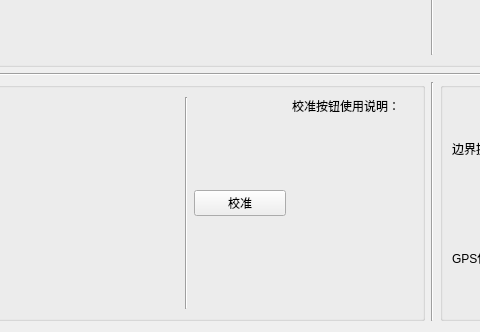
Qt form digger_ui.ui (huai-github/digger_5.0) before a commit; both pictures show x 208 to 688 and y 540 to 872 of the 1280 by 872 pixel window.
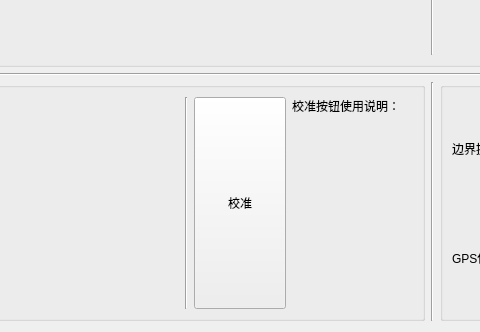
The same form after that commit.

Commit message: 1、485线程完成 2、删除全部线程锁 3、计算线程不是每次都能成功，DiggerModelMecharm.py", line 64

Patch:
```diff
--- a/digger_ui.ui
+++ b/digger_ui.ui
@@ -202,12 +202,27 @@
             <property name="enabled">
              <bool>true</bool>
             </property>
+            <property name="sizePolicy">
+             <sizepolicy hsizetype="Expanding" vsizetype="Expanding">
+              <horstretch>0</horstretch>
+              <verstretch>0</verstretch>
+             </sizepolicy>
+            </property>
             <property name="minimumSize">
              <size>
               <width>92</width>
               <height>0</height>
              </size>
             </property>
+            <property name="maximumSize">
+             <size>
+              <width>92</width>
+              <height>16777215</height>
+             </size>
+            </property>
+            <property name="styleSheet">
+             <string notr="true">font: 14pt &quot;微软雅黑&quot;;</string>
+            </property>
             <property name="text">
              <string>校准</string>
             </property>
```
The commit also changes 14 other files.
